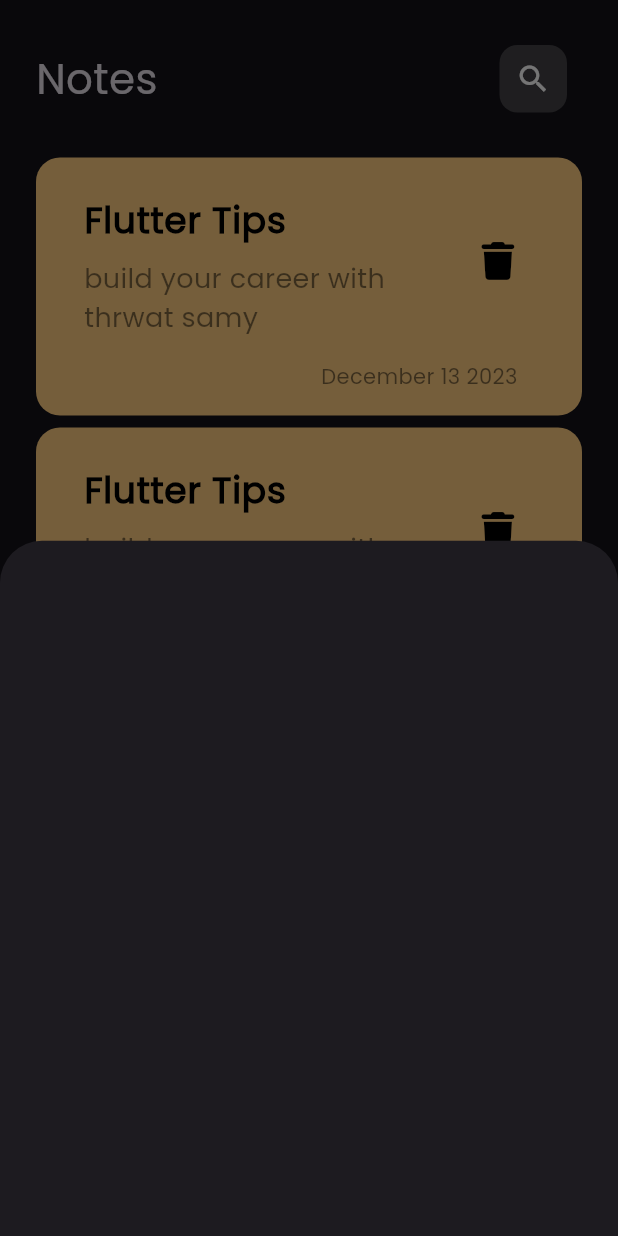
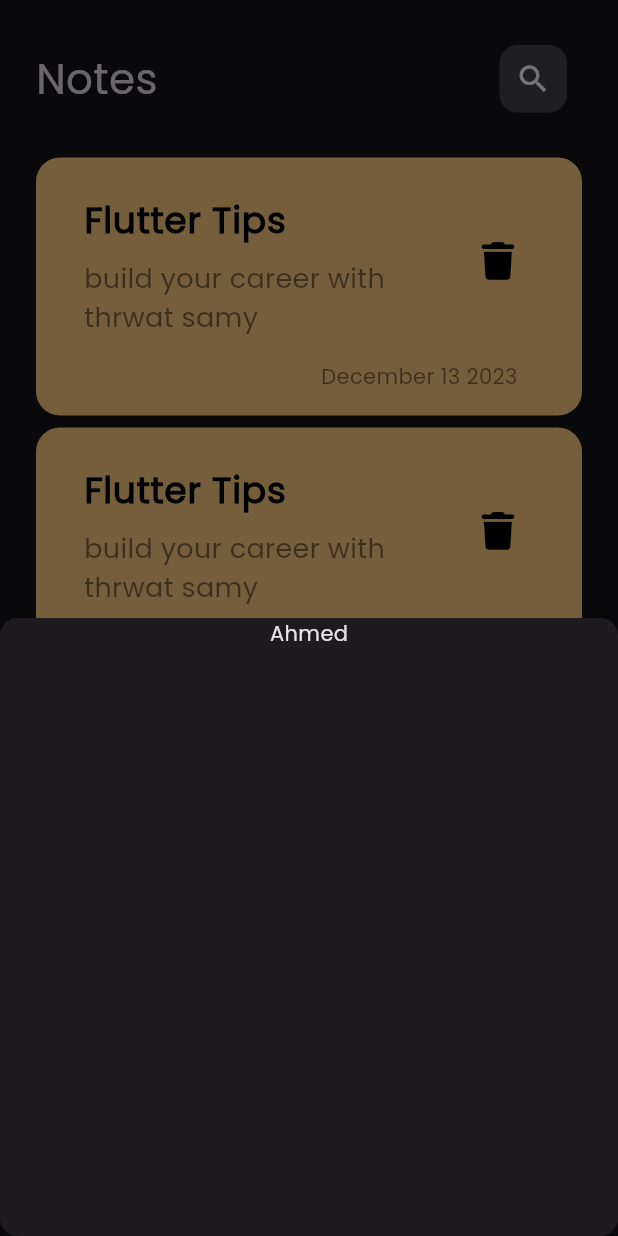
Before and after one commit to dyedhdexvdebcshgddjfsuhfdjgdhdsh/notes_app, a Flutter app: the screen it shows after launch, after a tap on the "add" icon, on a phone screen of 412 x 824 dp. Run offline on Flutter 3.47's test engine with Material 3 defaults, Android fonts, the phone set to English and light mode, and no system bars; our stand-ins replace font_awesome_flutter.

Commit message:
Add boreder raduis to bottom sheet

```diff
--- a/lib/views/view_notes.dart
+++ b/lib/views/view_notes.dart
@@ -14,6 +14,8 @@ class NotesView extends StatelessWidget {
         ),
         onPressed: () {
           showModalBottomSheet(
+              shape: RoundedRectangleBorder(
+                  borderRadius: BorderRadius.circular(12)),
               context: context,
               builder: (context) {
                 return const AddNotesBottomSheet();
--- a/lib/views/widgets/add-note_bottomsheet.dart
+++ b/lib/views/widgets/add-note_bottomsheet.dart
@@ -5,6 +5,14 @@ class AddNotesBottomSheet extends StatelessWidget {
 
   @override
   Widget build(BuildContext context) {
-    return Container();
+    return Container(
+      height: MediaQuery.sizeOf(context).height * 0.5,
+      width: double.infinity,
+      child: Column(
+        children: [
+          Text('Ahmed'),
+        ],
+      ),
+    );
   }
 }
```
